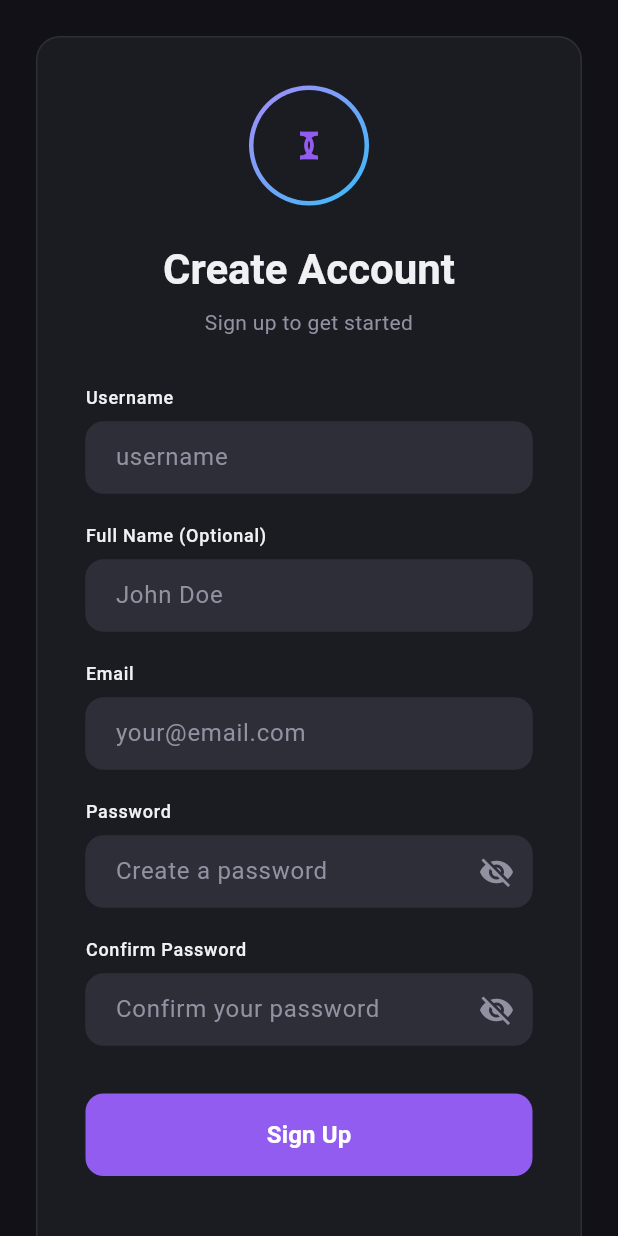
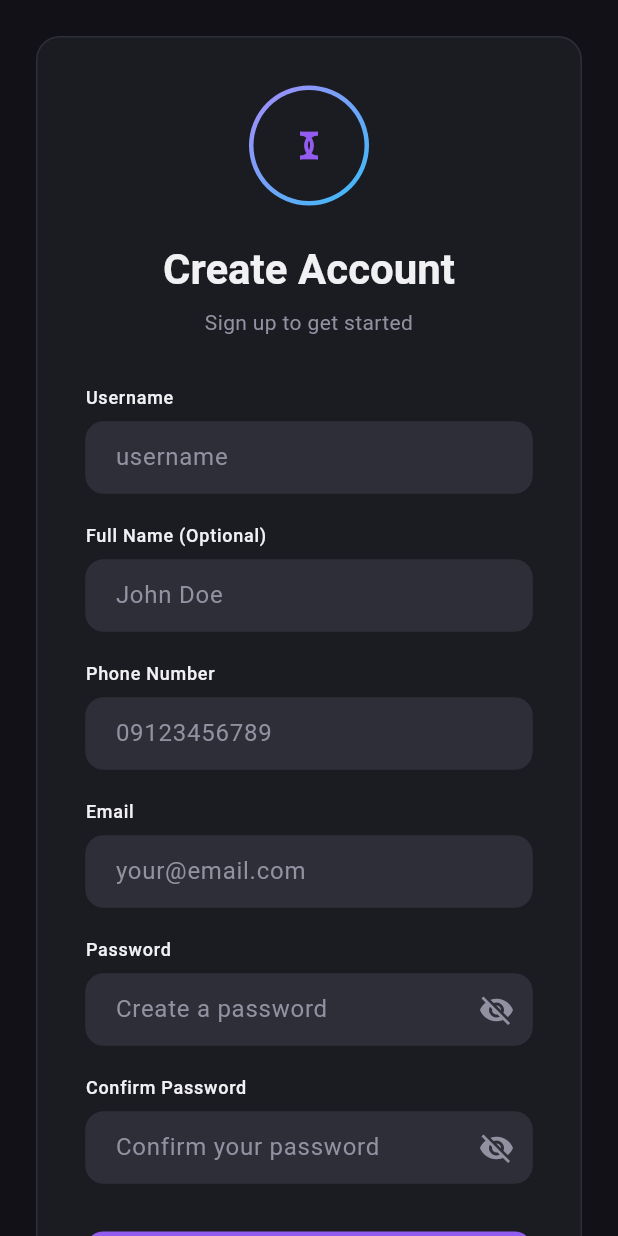
Before and after one commit to PeterBotros/Blitzora, a Flutter app: the SignUpPage screen opened by its route, on a phone screen of 412 x 824 dp. Run offline on Flutter 3.47's test engine with Material 3 defaults, Android fonts, the light colour scheme and no system bars; our stand-ins replace dartz, dio, equatable, flutter_bloc, flutter_map, geolocator and 2 more; network calls fail.

Commit message:
adding the phone field in the signup_form and in backend

```diff
--- a/front-end/lib/features/auth/data/models/register_request.dart
+++ b/front-end/lib/features/auth/data/models/register_request.dart
@@ -4,12 +4,13 @@ class RegisterRequest {
   final String username;
   final String password;
   final String? fullName;
-
+  final String? phone;
   RegisterRequest({
     required this.email,
     required this.username,
     required this.password,
     this.fullName,
+    this.phone,
   });
 
   Map<String, dynamic> toJson() {
@@ -21,6 +22,9 @@ class RegisterRequest {
     if (fullName != null && fullName!.isNotEmpty) {
       json['full_name'] = fullName!;
     }
+    if (phone != null && phone!.isNotEmpty) {
+      json['phone'] = phone!;
+    }
     return json;
   }
 }
--- a/front-end/lib/features/auth/data/models/user_model.dart
+++ b/front-end/lib/features/auth/data/models/user_model.dart
@@ -4,6 +4,7 @@ class UserModel {
   final String email;
   final String username;
   final String? fullName;
+  final String? phone;
   final String role;
   final bool isActive;
   final DateTime createdAt;
@@ -14,6 +15,7 @@ class UserModel {
     required this.email,
     required this.username,
     this.fullName,
+    this.phone,
     required this.role,
     required this.isActive,
     required this.createdAt,
@@ -26,6 +28,7 @@ class UserModel {
       email: json['email'] as String,
       username: json['username'] as String,
       fullName: json['full_name'] as String?,
+      phone: json['phone'] as String?,
       role: json['role'] as String,
       isActive: json['is_active'] as bool,
       createdAt: DateTime.parse(json['created_at'] as String),
@@ -39,6 +42,7 @@ class UserModel {
       'email': email,
       'username': username,
       'full_name': fullName,
+      'phone': phone,
       'role': role,
       'is_active': isActive,
       'created_at': createdAt.toIso8601String(),
--- a/front-end/lib/features/auth/data/repositories/auth_repository_impl.dart
+++ b/front-end/lib/features/auth/data/repositories/auth_repository_impl.dart
@@ -39,4 +39,10 @@ class AuthRepositoryImpl implements AuthRepository {
     final token = await storageService.getToken();
     return token != null && token.isNotEmpty;
   }
+
+  @override
+  Future<UserModel> getUser() {
+    // TODO: implement getUser
+    throw UnimplementedError();
+  }
 }
--- a/front-end/lib/features/auth/domain/repositories/auth_repository.dart
+++ b/front-end/lib/features/auth/domain/repositories/auth_repository.dart
@@ -5,6 +5,7 @@ import '../../data/models/user_model.dart';
 
 /// Authentication repository interface
 abstract class AuthRepository {
+  Future<UserModel> getUser();
   Future<TokenModel> login(LoginRequest request);
   Future<UserModel> register(RegisterRequest request);
   Future<void> logout();
--- a/front-end/lib/features/auth/presentation/widgets/sign_up_form.dart
+++ b/front-end/lib/features/auth/presentation/widgets/sign_up_form.dart
@@ -18,6 +18,7 @@ class SignUpForm extends StatefulWidget {
 class _SignUpFormState extends State<SignUpForm> {
   final _nameController = TextEditingController();
   final _usernameController = TextEditingController();
+  final _phoneController = TextEditingController();
   final _emailController = TextEditingController();
   final _passwordController = TextEditingController();
   final _confirmPasswordController = TextEditingController();
@@ -37,6 +38,7 @@ class _SignUpFormState extends State<SignUpForm> {
   void dispose() {
     _nameController.dispose();
     _usernameController.dispose();
+    _phoneController.dispose();
     _emailController.dispose();
     _passwordController.dispose();
     _confirmPasswordController.dispose();
@@ -54,6 +56,9 @@ class _SignUpFormState extends State<SignUpForm> {
           email: _emailController.text.trim(),
           username: _usernameController.text.trim(),
           password: _passwordController.text,
+          phone: _phoneController.text.trim().isNotEmpty
+              ? _phoneController.text.trim()
+              : null,
           fullName: _nameController.text.trim().isNotEmpty
               ? _nameController.text.trim()
               : null,
@@ -262,6 +267,39 @@ class _SignUpFormState extends State<SignUpForm> {
               }
               if (value.length < 2) {
                 return 'Name must be at least 2 characters';
+              }
+              return null;
+            },
+          ),
+          const SizedBox(height: 20),
+          Text(
+            'Phone Number',
+            style: Theme.of(context).textTheme.labelMedium?.copyWith(
+                  color: isDark
+                      ? AppColors.toColor(AppColors.darkForeground)
+                      : AppColors.toColor(AppColors.lightForeground),
+                  fontWeight: FontWeight.w500,
+                ),
+          ),
+          const SizedBox(height: 8),
+          TextFormField(
+            controller: _phoneController,
+            keyboardType: TextInputType.phone,
+            textInputAction: TextInputAction.next,
+            enabled: !_isLoading,
+            decoration: InputDecoration(
+              hintText: '09123456789',
+              filled: true,
+              fillColor: isDark
+                  ? AppColors.toColor(AppColors.darkInput)
+                  : AppColors.toColor(AppColors.lightInput),
+            ),
+            validator: (value) {
+              if (value == null || value.isEmpty) {
+                return 'Please enter your phone number';
+              }
+              if (value.length < 10) {
+                return 'Invalid phone number';
               }
               return null;
             },
--- a/front-end/lib/features/home/presentation/pages/home_page.dart
+++ b/front-end/lib/features/home/presentation/pages/home_page.dart
@@ -1,10 +1,8 @@
 import 'package:flutter/material.dart';
 import '../../../../core/constants/colors/app_colors.dart';
-import '../../../../core/navigation/app_navigator.dart';
 import '../widgets/promo_card.dart';
 import '../widgets/category_item.dart';
 import '../widgets/offer_card.dart';
-import '../widgets/pharmacy_card.dart';
 import '../widgets/home_top_bar.dart';
 import '../widgets/home_location_selector.dart';
 import '../widgets/home_search_bar.dart';
```
Also changed, not shown: 5 other files.
